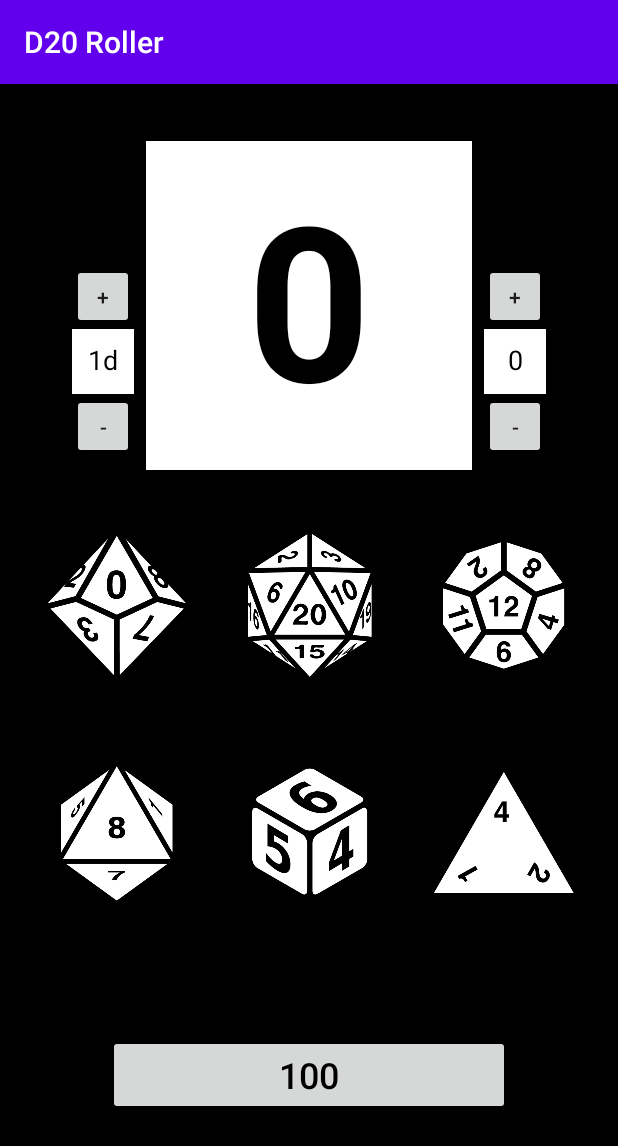
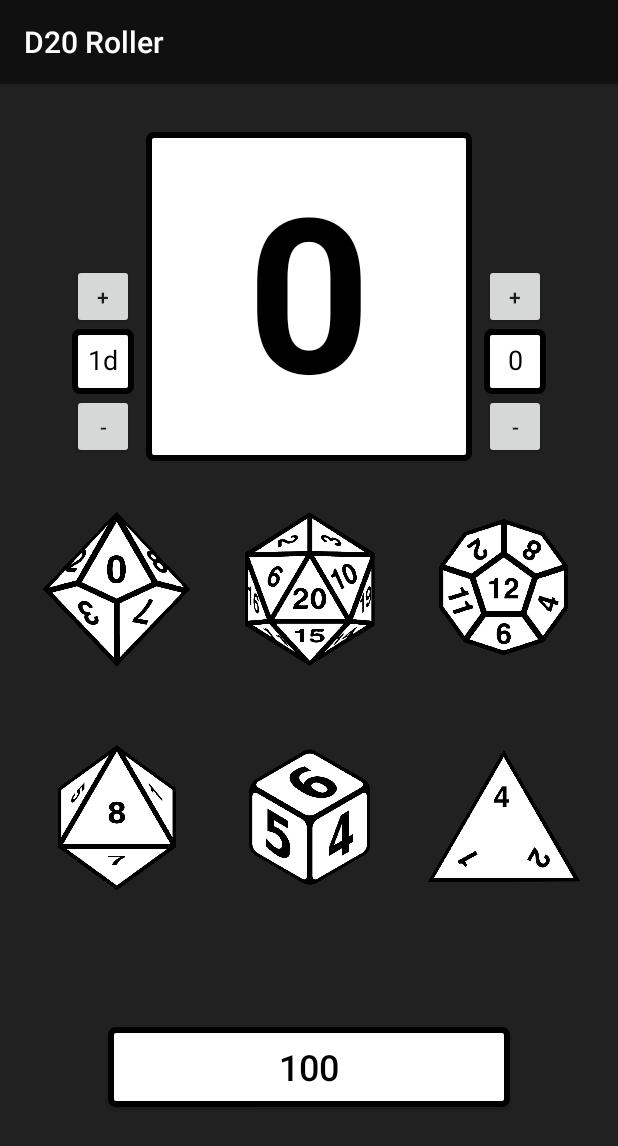
Before and after one commit to ggulcher/D20-Roller, an Android app: the screen it shows after launch (MainActivity), on a phone screen of 412 x 824 dp. Shown: the top 1146 px of the screen. Run offline under Robolectric (Android 15) with nearby library versions, the phone set to English and light mode, and no system bars.

Commit message:
UI Update
Addition of better colors, images, and border files in XML.

```diff
--- a/D20Roller/app/src/main/java/com/example/d20roller/MainActivity.kt
+++ b/D20Roller/app/src/main/java/com/example/d20roller/MainActivity.kt
@@ -51,7 +51,7 @@ class MainActivity : AppCompatActivity(), View.OnClickListener {
 
         // Find final result, considering number of dice and amount of bonus
         var dice = Dice(buttonValue)
-        var diceRoll = numDice * (dice.roll() + amountBonus)
+        var diceRoll = ((dice.roll() + amountBonus)*numDice)
 
         // Display final result to TextView
         rollResult.setText(diceRoll.toString())
--- /dev/null
+++ b/D20Roller/app/src/main/res/drawable/black_border.xml
@@ -0,0 +1,8 @@
+<?xml version="1.0" encoding="utf-8"?>
+<shape xmlns:android="http://schemas.android.com/apk/res/android"
+    android:shape="rectangle">
+    <gradient android:startColor="#FFFFFF"
+        android:endColor="#FFFFFF" />
+    <corners android:radius="3dp" />
+    <stroke android:width="6px" android:color="#000000" />
+</shape>
--- /dev/null
+++ b/D20Roller/app/src/main/res/drawable/transparent_background.xml
@@ -0,0 +1,4 @@
+<?xml version="1.0" encoding="utf-8"?>
+<selector xmlns:android="http://schemas.android.com/apk/res/android">
+
+</selector>
--- a/D20Roller/app/src/main/res/layout/activity_main.xml
+++ b/D20Roller/app/src/main/res/layout/activity_main.xml
@@ -4,14 +4,14 @@
     xmlns:tools="http://schemas.android.com/tools"
     android:layout_width="match_parent"
     android:layout_height="match_parent"
-    android:background="@android:color/black"
+    android:background="@color/backgroundGrey"
     tools:context=".MainActivity">
 
     <TextView
         android:id="@+id/rollResult"
         android:layout_width="217dp"
         android:layout_height="219dp"
-        android:background="@android:color/white"
+        android:background="@drawable/black_border"
         android:padding="8dp"
         android:text="0"
         android:textAlignment="center"
@@ -30,6 +30,7 @@
         android:layout_height="105dp"
         android:layout_weight="1"
         android:adjustViewBounds="true"
+        android:background="@drawable/transparent_background"
         android:contentDescription="@string/d4"
         android:onClick="onClick"
         android:padding="0dp"
@@ -40,7 +41,7 @@
         app:layout_constraintStart_toEndOf="@+id/d6"
         app:layout_constraintTop_toBottomOf="@+id/d12"
         app:layout_constraintVertical_bias="0.175"
-        app:srcCompat="@drawable/d4" />
+        app:srcCompat="@drawable/diced4" />
 
     <ImageButton
         android:id="@+id/d6"
@@ -52,12 +53,13 @@
         android:onClick="onClick"
         android:padding="0dp"
         android:scaleType="fitCenter"
+        android:background="@drawable/transparent_background"
         app:layout_constraintBottom_toBottomOf="parent"
         app:layout_constraintEnd_toEndOf="parent"
         app:layout_constraintStart_toStartOf="parent"
         app:layout_constraintTop_toBottomOf="@+id/d20"
         app:layout_constraintVertical_bias="0.175"
-        app:srcCompat="@drawable/d6" />
+        app:srcCompat="@drawable/diced6" />
 
     <ImageButton
         android:id="@+id/d8"
@@ -69,21 +71,23 @@
         android:onClick="onClick"
         android:padding="0dp"
         android:scaleType="fitCenter"
+        android:background="@drawable/transparent_background"
         app:layout_constraintBottom_toBottomOf="parent"
         app:layout_constraintEnd_toStartOf="@+id/d6"
         app:layout_constraintHorizontal_bias="0.509"
         app:layout_constraintStart_toStartOf="parent"
         app:layout_constraintTop_toBottomOf="@+id/d10"
         app:layout_constraintVertical_bias="0.175"
-        app:srcCompat="@drawable/d8" />
+        app:srcCompat="@drawable/diced8" />
 
     <ImageButton
         android:id="@+id/d10"
         android:layout_width="103dp"
         android:layout_height="105dp"
-        android:layout_marginTop="296dp"
+        android:layout_marginTop="284dp"
         android:layout_weight="1"
         android:adjustViewBounds="true"
+        android:background="@drawable/transparent_background"
         android:contentDescription="@string/d10"
         android:onClick="onClick"
         android:padding="0dp"
@@ -92,15 +96,16 @@
         app:layout_constraintHorizontal_bias="0.509"
         app:layout_constraintStart_toStartOf="parent"
         app:layout_constraintTop_toTopOf="parent"
-        app:srcCompat="@drawable/d10" />
+        app:srcCompat="@drawable/diced10" />
 
     <ImageButton
         android:id="@+id/d12"
         android:layout_width="103dp"
         android:layout_height="105dp"
-        android:layout_marginTop="296dp"
+        android:layout_marginTop="284dp"
         android:layout_weight="1"
         android:adjustViewBounds="true"
+        android:background="@drawable/transparent_background"
         android:contentDescription="@string/d12"
         android:onClick="onClick"
         android:padding="0dp"
@@ -109,15 +114,16 @@
         app:layout_constraintHorizontal_bias="0.509"
         app:layout_constraintStart_toEndOf="@+id/d20"
         app:layout_constraintTop_toTopOf="parent"
-        app:srcCompat="@drawable/d12" />
+        app:srcCompat="@drawable/diced12" />
 
     <ImageButton
         android:id="@+id/d20"
         android:layout_width="103dp"
         android:layout_height="105dp"
-        android:layout_marginTop="296dp"
+        android:layout_marginTop="284dp"
         android:layout_weight="1"
         android:adjustViewBounds="true"
+        android:background="@drawable/transparent_background"
         android:contentDescription="@string/d20"
         android:onClick="onClick"
         android:padding="0dp"
@@ -125,7 +131,7 @@
         app:layout_constraintEnd_toEndOf="parent"
         app:layout_constraintStart_toStartOf="parent"
         app:layout_constraintTop_toTopOf="parent"
-        app:srcCompat="@drawable/d20" />
+        app:srcCompat="@drawable/diced20" />
 
     <Button
         android:id="@+id/d100"
@@ -135,6 +141,7 @@
         android:textColor="@android:color/black"
         android:textSize="24sp"
         android:onClick="onClick"
+        android:background="@drawable/black_border"
         app:layout_constraintBottom_toBottomOf="parent"
         app:layout_constraintEnd_toEndOf="parent"
         app:layout_constraintStart_toStartOf="parent"
@@ -145,7 +152,7 @@
         android:layout_width="41dp"
         android:layout_height="43dp"
         android:layout_marginRight="8dp"
-        android:background="@android:color/white"
+        android:background="@drawable/black_border"
         android:ems="10"
         android:inputType="number"
         android:paddingTop="8dp"
@@ -164,7 +171,7 @@
         android:layout_width="41dp"
         android:layout_height="43dp"
         android:layout_marginLeft="8dp"
-        android:background="@android:color/white"
+        android:background="@drawable/black_border"
         android:ems="10"
         android:inputType="number"
         android:paddingTop="8dp"
@@ -183,7 +190,7 @@
         android:layout_width="41dp"
         android:layout_height="43dp"
         android:layout_marginRight="8dp"
-        android:text="+"
+        android:text="@string/plus"
         android:textAlignment="center"
         app:layout_constraintBottom_toTopOf="@+id/numberDice"
         app:layout_constraintEnd_toStartOf="@+id/rollResult"
@@ -197,7 +204,7 @@
         android:layout_width="41dp"
         android:layout_height="43dp"
         android:layout_marginRight="8dp"
-        android:text="-"
+        android:text="@string/minus"
         android:textAlignment="center"
         app:layout_constraintBottom_toBottomOf="parent"
         app:layout_constraintEnd_toStartOf="@+id/rollResult"
@@ -211,7 +218,7 @@
         android:layout_width="41dp"
         android:layout_height="43dp"
         android:layout_marginLeft="8dp"
-        android:text="+"
+        android:text="@string/plus"
         android:textAlignment="center"
         app:layout_constraintBottom_toTopOf="@+id/rollBonus"
         app:layout_constraintEnd_toEndOf="parent"
@@ -225,7 +232,7 @@
         android:layout_width="41dp"
         android:layout_height="43dp"
         android:layout_marginLeft="8dp"
-        android:text="-"
+        android:text="@string/minus"
         android:textAlignment="center"
         app:layout_constraintBottom_toBottomOf="parent"
         app:layout_constraintEnd_toEndOf="parent"
--- a/D20Roller/app/src/main/res/values/colors.xml
+++ b/D20Roller/app/src/main/res/values/colors.xml
@@ -1,6 +1,7 @@
 <?xml version="1.0" encoding="utf-8"?>
 <resources>
-    <color name="colorPrimary">#6200EE</color>
+    <color name="colorPrimary">#101010</color>
     <color name="colorPrimaryDark">#3700B3</color>
     <color name="colorAccent">#03DAC5</color>
+    <color name="backgroundGrey">#212121</color>
 </resources>
--- a/D20Roller/app/src/main/res/values/strings.xml
+++ b/D20Roller/app/src/main/res/values/strings.xml
@@ -7,4 +7,6 @@
     <string name="d12">12</string>
     <string name="d20">20</string>
     <string name="d100">100</string>
+    <string name="plus">+</string>
+    <string name="minus">-</string>
 </resources>
```
Also changed, not shown: D20Roller/app/src/main/res/drawable-v24/diced10.png (added), D20Roller/app/src/main/res/drawable-v24/diced12.png (added), D20Roller/app/src/main/res/drawable-v24/diced20.png (added), D20Roller/app/src/main/res/drawable-v24/diced4.png (added), D20Roller/app/src/main/res/drawable-v24/diced6.png (added), D20Roller/app/src/main/res/drawable-v24/diced8.png (added).
